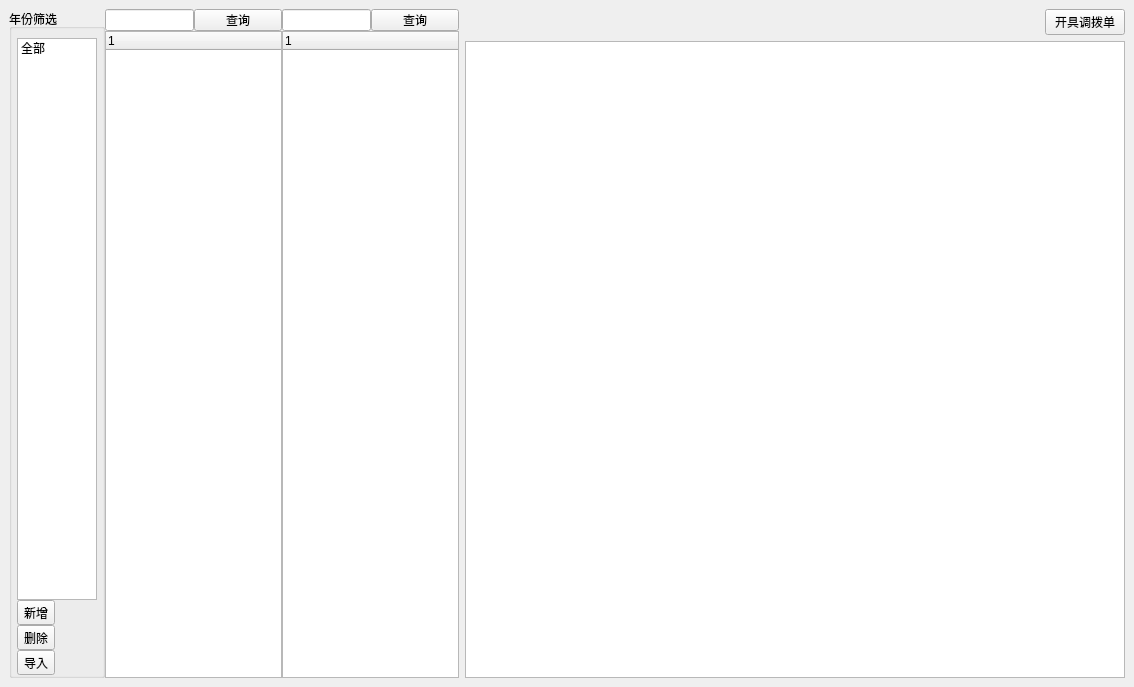
This is widgets/alocatMange/yearListForm.ui in Belos10/Equip as Qt 5 draws it before an edit. The edited form follows.
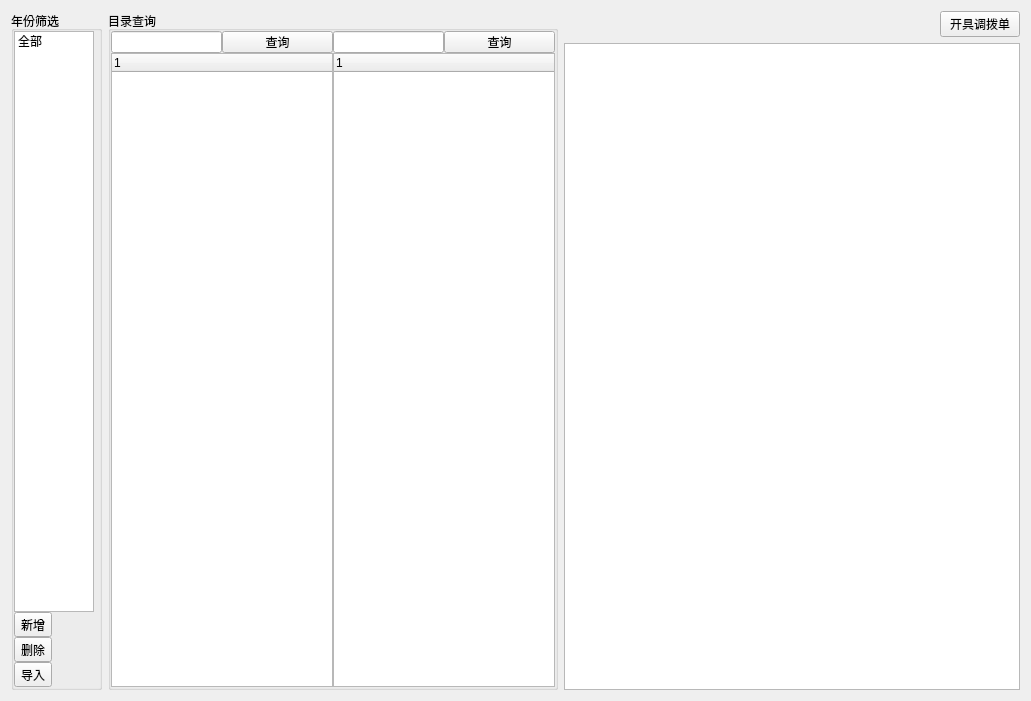
This is the edited form.

```diff
--- a/widgets/alocatMange/yearListForm.ui
+++ b/widgets/alocatMange/yearListForm.ui
@@ -6,73 +6,14 @@
    <rect>
     <x>0</x>
     <y>0</y>
-    <width>1134</width>
-    <height>687</height>
+    <width>1031</width>
+    <height>701</height>
    </rect>
   </property>
   <property name="windowTitle">
    <string>Form</string>
   </property>
-  <layout class="QHBoxLayout" name="horizontalLayout">
-   <property name="spacing">
-    <number>0</number>
-   </property>
-   <property name="leftMargin">
-    <number>0</number>
-   </property>
-   <property name="topMargin">
-    <number>0</number>
-   </property>
-   <property name="rightMargin">
-    <number>0</number>
-   </property>
-   <property name="bottomMargin">
-    <number>0</number>
-   </property>
-   <item>
-    <widget class="QWidget" name="widget" native="true">
-     <layout class="QHBoxLayout" name="horizontalLayout_7">
-      <item>
-       <widget class="QWidget" name="wg_directory" native="true">
-        <property name="sizePolicy">
-         <sizepolicy hsizetype="Ignored" vsizetype="Preferred">
-          <horstretch>0</horstretch>
-          <verstretch>0</verstretch>
-         </sizepolicy>
-        </property>
-        <property name="minimumSize">
-         <size>
-          <width>300</width>
-          <height>0</height>
-         </size>
-        </property>
-        <property name="maximumSize">
-         <size>
-          <width>450</width>
-          <height>16777215</height>
-         </size>
-        </property>
-        <layout class="QHBoxLayout" name="horizontalLayout_4">
-         <property name="spacing">
-          <number>0</number>
-         </property>
-         <property name="leftMargin">
-          <number>0</number>
-         </property>
-         <property name="topMargin">
-          <number>0</number>
-         </property>
-         <property name="rightMargin">
-          <number>0</number>
-         </property>
-         <property name="bottomMargin">
-          <number>0</number>
-         </property>
-         <item>
-          <layout class="QHBoxLayout" name="horizontalLayout_3">
-           <property name="spacing">
-            <number>0</number>
-           </property>
+  <layout class="QHBoxLayout" name="horizontalLayout_8">
            <item>
             <widget class="QGroupBox" name="groupBox">
              <property name="maximumSize">
@@ -89,7 +30,10 @@
                <number>0</number>
               </property>
               <property name="leftMargin">
-               <number>5</number>
+       <number>0</number>
+      </property>
+      <property name="topMargin">
+       <number>0</number>
               </property>
               <property name="rightMargin">
                <number>5</number>
@@ -143,18 +87,95 @@
             </widget>
            </item>
            <item>
+    <widget class="QGroupBox" name="groupBox_2">
+     <property name="sizePolicy">
+      <sizepolicy hsizetype="Ignored" vsizetype="Preferred">
+       <horstretch>0</horstretch>
+       <verstretch>0</verstretch>
+      </sizepolicy>
+     </property>
+     <property name="minimumSize">
+      <size>
+       <width>300</width>
+       <height>0</height>
+      </size>
+     </property>
+     <property name="maximumSize">
+      <size>
+       <width>450</width>
+       <height>16777215</height>
+      </size>
+     </property>
+     <property name="title">
+      <string>目录查询</string>
+     </property>
+     <layout class="QGridLayout" name="gridLayout_2">
+      <property name="leftMargin">
+       <number>0</number>
+      </property>
+      <property name="topMargin">
+       <number>0</number>
+      </property>
+      <property name="rightMargin">
+       <number>0</number>
+      </property>
+      <property name="bottomMargin">
+       <number>0</number>
+      </property>
+      <property name="spacing">
+       <number>0</number>
+      </property>
+      <item row="0" column="2">
+       <widget class="QWidget" name="wg_directory" native="true">
+        <property name="sizePolicy">
+         <sizepolicy hsizetype="Ignored" vsizetype="Preferred">
+          <horstretch>0</horstretch>
+          <verstretch>0</verstretch>
+         </sizepolicy>
+        </property>
+        <property name="minimumSize">
+         <size>
+          <width>300</width>
+          <height>0</height>
+         </size>
+        </property>
+        <property name="maximumSize">
+         <size>
+          <width>450</width>
+          <height>16777215</height>
+         </size>
+        </property>
+        <layout class="QHBoxLayout" name="horizontalLayout_4">
+         <property name="spacing">
+          <number>0</number>
+         </property>
+         <property name="leftMargin">
+          <number>0</number>
+         </property>
+         <property name="topMargin">
+          <number>0</number>
+         </property>
+         <property name="rightMargin">
+          <number>0</number>
+         </property>
+         <property name="bottomMargin">
+          <number>0</number>
+         </property>
+         <item>
+          <layout class="QHBoxLayout" name="horizontalLayout_3">
+           <property name="spacing">
+            <number>0</number>
+           </property>
+           <item>
             <layout class="QVBoxLayout" name="verticalLayout_2">
              <property name="spacing">
               <number>0</number>
              </property>
              <item>
-              <layout class="QHBoxLayout" name="horizontalLayout_2" stretch="0,0">
+              <layout class="QHBoxLayout" name="horizontalLayout" stretch="0,0">
                <property name="spacing">
                 <number>0</number>
                </property>
-               <property name="sizeConstraint">
-                <enum>QLayout::SetDefaultConstraint</enum>
-               </property>
                <item>
                 <widget class="QLineEdit" name="le_first">
                  <property name="sizePolicy">
@@ -163,12 +184,6 @@
                    <verstretch>0</verstretch>
                   </sizepolicy>
                  </property>
-                 <property name="maximumSize">
-                  <size>
-                   <width>16777215</width>
-                   <height>16777215</height>
-                  </size>
-                 </property>
                 </widget>
                </item>
                <item>
@@ -188,12 +203,6 @@
              </item>
              <item>
               <widget class="QTreeWidget" name="tw_first">
-               <property name="minimumSize">
-                <size>
-                 <width>100</width>
-                 <height>0</height>
-                </size>
-               </property>
                <column>
                 <property name="text">
                  <string/>
@@ -209,7 +218,7 @@
               <number>0</number>
              </property>
              <item>
-              <layout class="QHBoxLayout" name="horizontalLayout_5">
+              <layout class="QHBoxLayout" name="horizontalLayout_2">
                <property name="spacing">
                 <number>0</number>
                </property>
@@ -240,12 +249,6 @@
              </item>
              <item>
               <widget class="QTreeWidget" name="tw_second">
-               <property name="minimumSize">
-                <size>
-                 <width>100</width>
-                 <height>0</height>
-                </size>
-               </property>
                <column>
                 <property name="text">
                  <string notr="true"/>
@@ -256,6 +259,9 @@
             </layout>
            </item>
           </layout>
+         </item>
+        </layout>
+       </widget>
          </item>
         </layout>
        </widget>
@@ -290,9 +296,6 @@
          <widget class="QTableWidget" name="disturbResult"/>
         </item>
        </layout>
-      </item>
-     </layout>
-    </widget>
    </item>
   </layout>
  </widget>
```
Left out of the diff: 4 changed lines with no effect on the pictures. Lines whose indentation alone changed are shown as unchanged.
